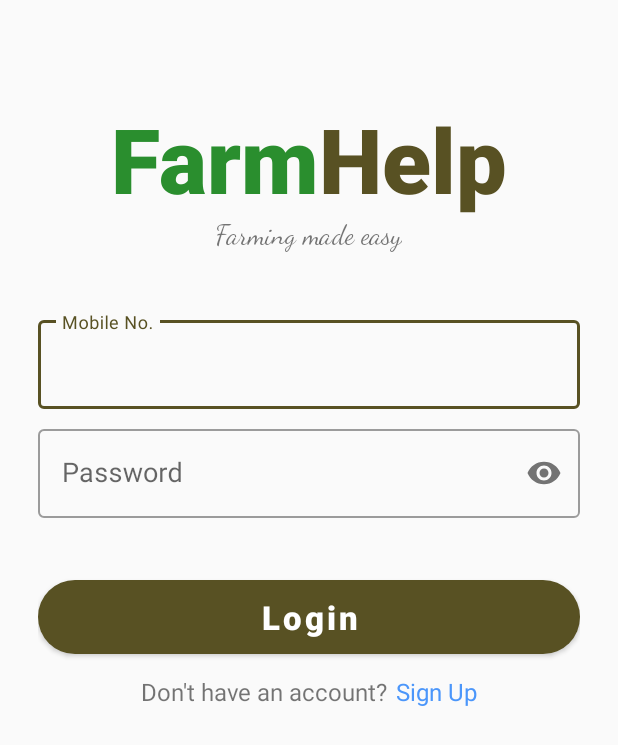
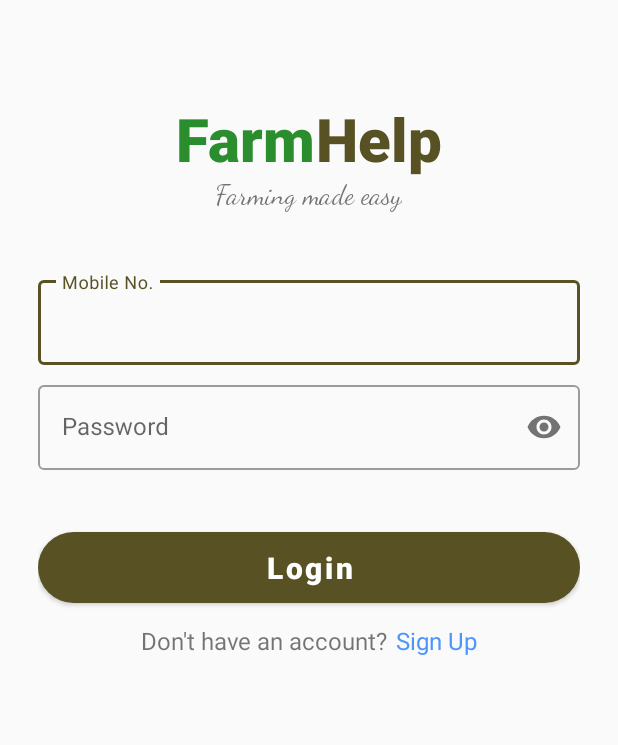
Before and after one commit to deorerohit/FHelp, an Android app: the screen it shows after launch (SignIn), on a phone screen of 412 x 824 dp. Shown: the top 745 px of the screen. Run offline under Robolectric (Android 15) with nearby library versions, the phone set to English and light mode, and no system bars; our stand-ins replace Firebase (no records; nobody signed in at launch, a user with empty details on screens opened directly).

```diff
--- a/app/src/main/AndroidManifest.xml
+++ b/app/src/main/AndroidManifest.xml
@@ -2,8 +2,10 @@
 <manifest xmlns:android="http://schemas.android.com/apk/res/android"
     package="be.project.farmhelp">
 
+
     <uses-permission android:name="android.permission.ACCESS_COARSE_LOCATION" />
     <uses-permission android:name="android.permission.ACCESS_COARSE_LOCATION" />
+    <uses-permission android:name="android.permission.ACCESS_NETWORK_STATE" />
     <uses-permission android:name="android.permission.INTERNET" />
     <uses-permission android:name="android.permission.ACCESS_FINE_LOCATION" />
     <uses-permission android:name="android.permission.ACCESS_COARSE_LOCATION" />
@@ -27,13 +29,14 @@
         <activity
             android:name=".authentication.SignUp"
             android:parentActivityName=".authentication.SignIn" />
+
         <activity android:name=".authentication.SignIn">
             <intent-filter>
                 <action android:name="android.intent.action.MAIN" />
-
                 <category android:name="android.intent.category.LAUNCHER" />
             </intent-filter>
         </activity>
+
         <activity android:name=".MainActivity" />
     </application>
 
--- a/app/src/main/java/be/project/farmhelp/ActivityAfterLogIn.java
+++ b/app/src/main/java/be/project/farmhelp/ActivityAfterLogIn.java
@@ -21,7 +21,7 @@ public class ActivityAfterLogIn extends AppCompatActivity {
 
     public void logOut(View view) {
         currentUser = new SessionManager(getApplicationContext());
-        currentUser.logOutUserFromSession();
+       // currentUser.logOutUserFromSession();
         startActivity(new Intent(ActivityAfterLogIn.this, GoogleMapActivity.class));
         finish();
     }
--- a/app/src/main/java/be/project/farmhelp/authentication/OtpPage.java
+++ b/app/src/main/java/be/project/farmhelp/authentication/OtpPage.java
@@ -14,6 +14,7 @@ import androidx.appcompat.app.AppCompatActivity;
 import androidx.core.app.ActivityCompat;
 
 import com.chaos.view.PinView;
+import com.google.android.gms.location.FusedLocationProviderClient;
 import com.google.android.gms.maps.model.LatLng;
 import com.google.android.gms.tasks.OnCompleteListener;
 import com.google.android.gms.tasks.OnSuccessListener;
@@ -40,6 +41,7 @@ public class OtpPage extends AppCompatActivity {
     private String name, mobNo, password;
     private double latitude;
     private double longitude;
+    private FusedLocationProviderClient client;
 
 
     @Override
@@ -65,7 +67,8 @@ public class OtpPage extends AppCompatActivity {
         if (ActivityCompat.checkSelfPermission(this, Manifest.permission.ACCESS_FINE_LOCATION) != PackageManager.PERMISSION_GRANTED && ActivityCompat.checkSelfPermission(this, Manifest.permission.ACCESS_COARSE_LOCATION) != PackageManager.PERMISSION_GRANTED) {
             return;
         }
-        Task<Location> task = SignIn.client.getLastLocation();
+
+        Task<Location> task = client.getLastLocation();
         task.addOnSuccessListener(new OnSuccessListener<Location>() {
             @Override
             public void onSuccess(Location location) {
--- a/app/src/main/java/be/project/farmhelp/authentication/SignIn.java
+++ b/app/src/main/java/be/project/farmhelp/authentication/SignIn.java
@@ -34,7 +34,7 @@ public class SignIn extends AppCompatActivity {
 
     TextInputEditText mobNo, password;
     SessionManager currentUser;
-    static FusedLocationProviderClient client;
+
     private boolean isNktConnected = false;
     String enteredNumber, enteredPassword;
     private static final int REQUEST_CODE = 111;
@@ -48,7 +48,6 @@ public class SignIn extends AppCompatActivity {
         mobNo = findViewById(R.id.sing_in_mob_no);
         password = findViewById(R.id.sign_in_pass);
 
-        client = LocationServices.getFusedLocationProviderClient(SignIn.this);
         if (ActivityCompat.checkSelfPermission(SignIn.this, Manifest.permission.ACCESS_FINE_LOCATION) == PackageManager.PERMISSION_DENIED) {
             ActivityCompat.requestPermissions(SignIn.this, new String[]{Manifest.permission.ACCESS_FINE_LOCATION}, REQUEST_CODE);
         }
--- a/app/src/main/res/layout/activity_sign_in.xml
+++ b/app/src/main/res/layout/activity_sign_in.xml
@@ -26,7 +26,7 @@
             android:paddingBottom="0dp"
             android:text="@string/farm"
             android:textColor="#2A8E2E"
-            android:textSize="60sp" />
+            android:textSize="40sp" />
 
         <TextView
             android:layout_width="wrap_content"
@@ -36,7 +36,7 @@
             android:paddingBottom="0dp"
             android:text="@string/help"
             android:textColor="@color/purple_200"
-            android:textSize="60sp" />
+            android:textSize="40sp" />
     </LinearLayout>
 
     <TextView
@@ -62,7 +62,7 @@
             android:hint="@string/mobile_no"
             android:inputType="phone"
             android:textColor="@color/purple_500"
-            android:textSize="18sp" />
+            android:textSize="16sp" />
     </com.google.android.material.textfield.TextInputLayout>
 
     <com.google.android.material.textfield.TextInputLayout
@@ -79,7 +79,7 @@
             android:hint="@string/password"
             android:inputType="textPassword"
             android:textColor="@color/purple_500"
-            android:textSize="18sp" />
+            android:textSize="16sp" />
     </com.google.android.material.textfield.TextInputLayout>
 
     <com.google.android.material.button.MaterialButton
@@ -91,7 +91,7 @@
         android:padding="10dp"
         android:text="@string/login"
         android:textAllCaps="false"
-        android:textSize="22sp"
+        android:textSize="20sp"
         app:cornerRadius="28sp" />
 
     <LinearLayout
```
Also changed, not shown: app/src/main/java/be/project/farmhelp/GoogleMapActivity.java (+34 -46 lines).
